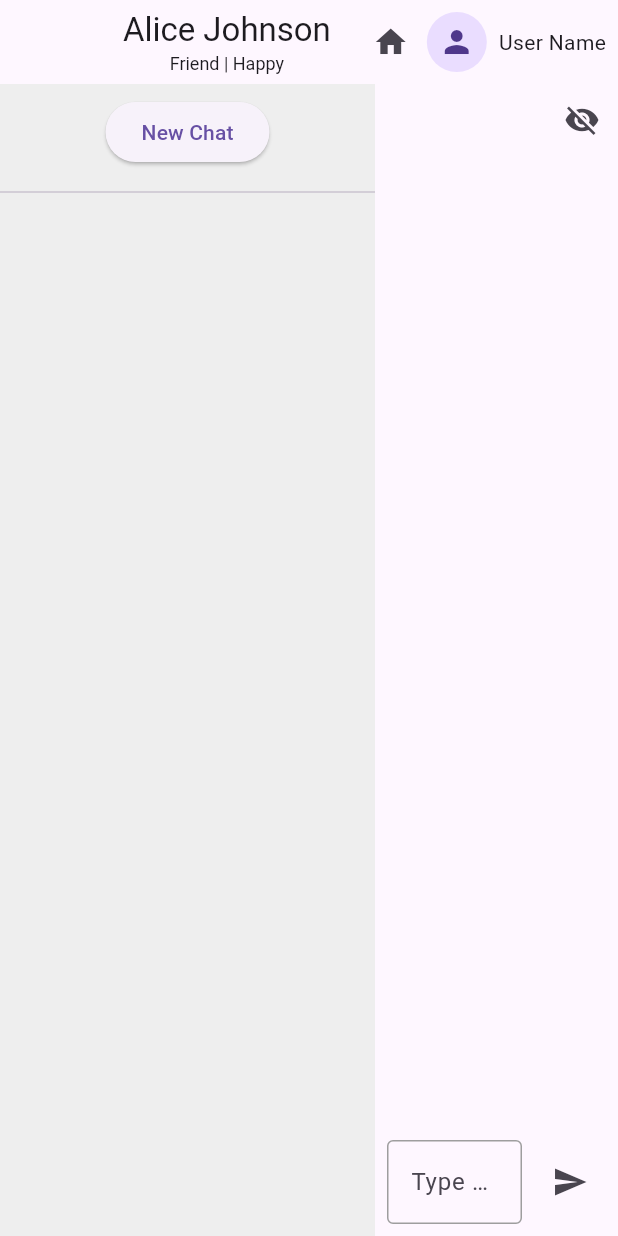
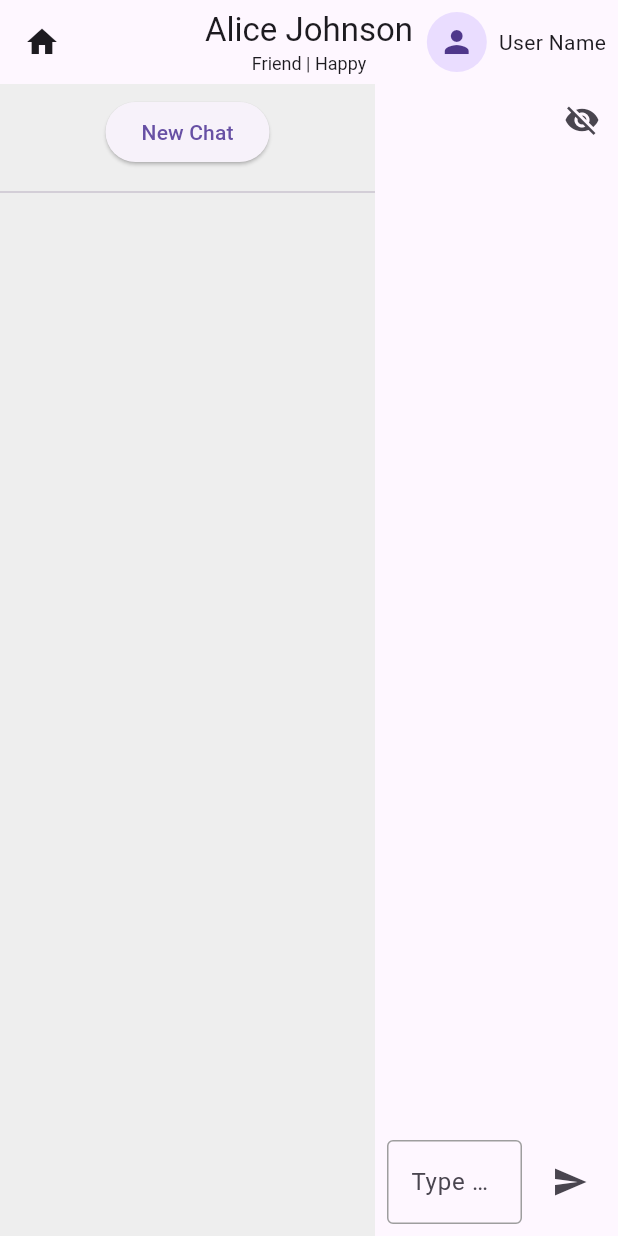
Before and after one commit to KexinWei/Senti, a Flutter app: the screen it shows after launch, after a tap on "AJ", on a phone screen of 412 x 824 dp. Run offline on Flutter 3.47's test engine with Material 3 defaults, Android fonts, the phone set to English and light mode, and no system bars.

Commit message:
Move home button to the left side

```diff
--- a/frontend/lib/screens/home_screen.dart
+++ b/frontend/lib/screens/home_screen.dart
@@ -93,6 +93,14 @@ class _HomeScreenState extends State<HomeScreen> {
     return Scaffold(
       appBar: AppBar(
         centerTitle: true,
+        leading:
+            selectedTarget != null
+                ? IconButton(
+                  icon: Icon(Icons.home),
+                  tooltip: "Home",
+                  onPressed: _startNewChat,
+                )
+                : null,
         title:
             selectedTarget != null
                 ? Column(
@@ -107,12 +115,6 @@ class _HomeScreenState extends State<HomeScreen> {
                 )
                 : Text("Chat App"),
         actions: [
-          if (selectedTarget != null)
-            IconButton(
-              icon: Icon(Icons.home),
-              tooltip: "Home",
-              onPressed: _startNewChat,
-            ),
           Padding(
             padding: const EdgeInsets.only(right: 8.0),
             child: Row(
```
